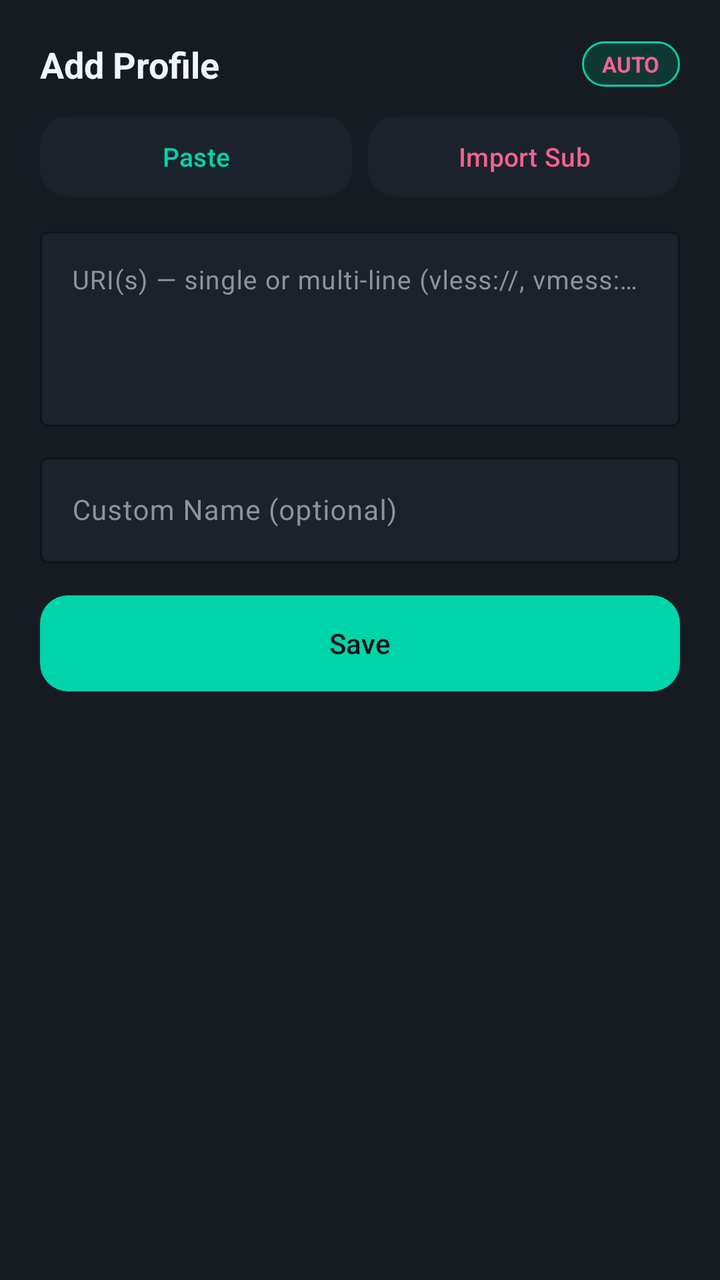
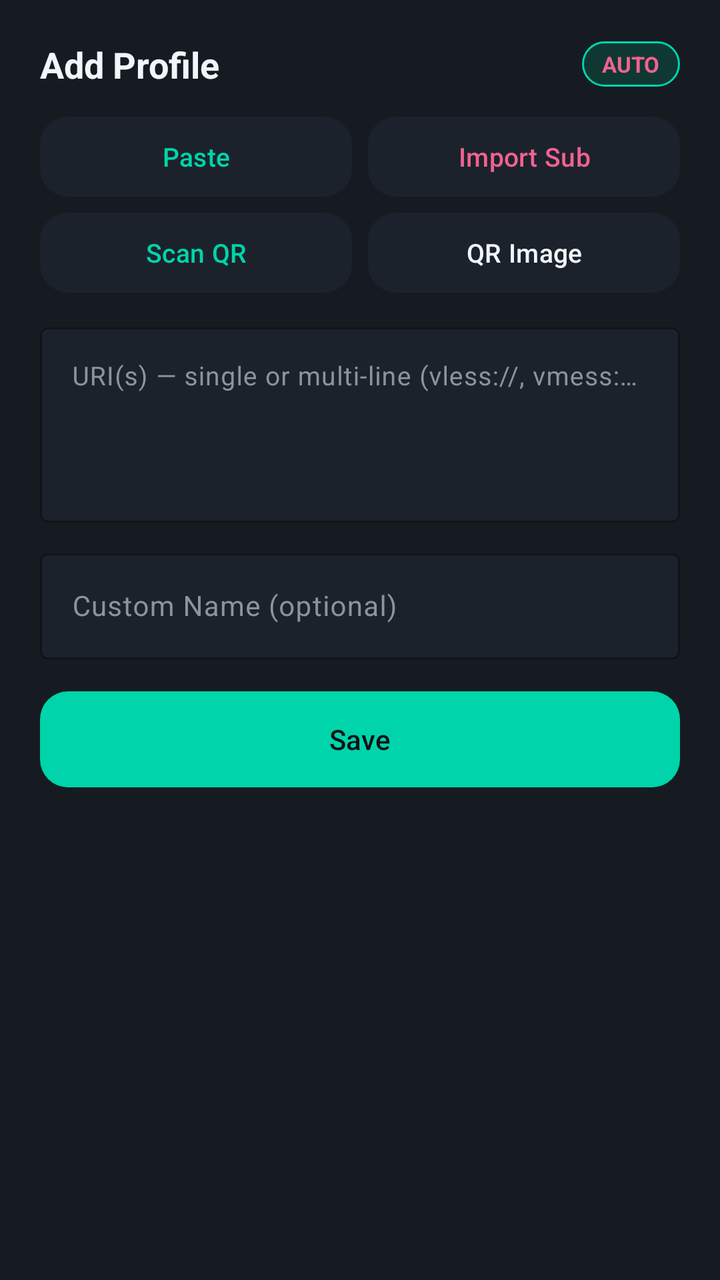

Screens rendered from an Android XML layout before and after an edit, with the pre-edit source and the edit as a unified diff.
<!-- AndroidManifest.xml: application theme Theme.AetherVpn -->
<!-- res/layout/dialog_add_singbox_profile.xml -->
<?xml version="1.0" encoding="utf-8"?>
<LinearLayout xmlns:android="http://schemas.android.com/apk/res/android"
    xmlns:app="http://schemas.android.com/apk/res-auto"
    android:layout_width="match_parent"
    android:layout_height="wrap_content"
    android:background="@color/card_bg"
    android:orientation="vertical"
    android:padding="20dp">

    <LinearLayout
        android:layout_width="match_parent"
        android:layout_height="wrap_content"
        android:gravity="center_vertical"
        android:orientation="horizontal">

        <TextView
            android:id="@+id/tvSheetTitle"
            android:layout_width="0dp"
            android:layout_height="wrap_content"
            android:layout_weight="1"
            android:text="@string/action_add_profile"
            android:textColor="@color/text_primary"
            android:textSize="18sp"
            android:textStyle="bold" />

        <TextView
            android:id="@+id/tvDetectedProtocol"
            android:layout_width="wrap_content"
            android:layout_height="wrap_content"
            android:background="@drawable/bg_pill_chain"
            android:paddingHorizontal="10dp"
            android:paddingVertical="4dp"
            android:text="AUTO"
            android:textColor="@color/singbox_accent_light"
            android:textSize="11sp"
            android:textStyle="bold" />
    </LinearLayout>

    <LinearLayout
        android:layout_width="match_parent"
        android:layout_height="wrap_content"
        android:layout_marginTop="14dp"
        android:orientation="horizontal">

        <com.google.android.material.button.MaterialButton
            android:id="@+id/btnPasteClipboard"
            style="@style/Widget.Aether.Button.Tonal"
            android:layout_width="0dp"
            android:layout_height="40dp"
            android:layout_weight="1"
            android:text="@string/action_paste_clipboard"
            android:textColor="@color/accent_primary" />

        <com.google.android.material.button.MaterialButton
            android:id="@+id/btnImportSubscription"
            style="@style/Widget.Aether.Button.Tonal"
            android:layout_width="0dp"
            android:layout_height="40dp"
            android:layout_marginStart="8dp"
            android:layout_weight="1"
            android:text="@string/action_import_sub"
            android:textColor="@color/singbox_accent_light" />

        <com.google.android.material.button.MaterialButton
            android:id="@+id/btnCopyShareUri"
            style="@style/Widget.Aether.Button.Tonal"
            android:layout_width="0dp"
            android:layout_height="40dp"
            android:layout_marginStart="8dp"
            android:layout_weight="1"
            android:text="@string/action_copy_uri"
            android:textColor="@color/text_primary"
            android:visibility="gone" />
    </LinearLayout>

    <com.google.android.material.textfield.TextInputLayout
        android:layout_width="match_parent"
        android:layout_height="wrap_content"
        android:layout_marginTop="12dp"
        android:hint="URI(s) — single or multi-line (vless://, vmess://, ss://, trojan://, hy2://, wg://) or JSON"
        app:boxBackgroundColor="@color/surface_elevated"
        app:boxStrokeColor="@color/card_border"
        app:hintTextColor="@color/text_secondary">

        <com.google.android.material.textfield.TextInputEditText
            android:id="@+id/etSingBoxUriOrJson"
            android:layout_width="match_parent"
            android:layout_height="wrap_content"
            android:gravity="top|start"
            android:inputType="textMultiLine|textNoSuggestions"
            android:maxLines="8"
            android:minLines="4"
            android:textColor="@color/text_primary"
            android:textSize="13sp" />
    </com.google.android.material.textfield.TextInputLayout>

    <com.google.android.material.textfield.TextInputLayout
        android:layout_width="match_parent"
        android:layout_height="wrap_content"
        android:layout_marginTop="10dp"
        android:hint="Custom Name (optional)"
        app:boxBackgroundColor="@color/surface_elevated"
        app:boxStrokeColor="@color/card_border"
        app:hintTextColor="@color/text_secondary">

        <com.google.android.material.textfield.TextInputEditText
            android:id="@+id/etSingBoxCustomName"
            android:layout_width="match_parent"
            android:layout_height="wrap_content"
            android:inputType="text"
            android:maxLines="1"
            android:textColor="@color/text_primary"
            android:textSize="14sp" />
    </com.google.android.material.textfield.TextInputLayout>

    <TextView
        android:id="@+id/tvAddProfileError"
        android:layout_width="match_parent"
        android:layout_height="wrap_content"
        android:layout_marginTop="8dp"
        android:textColor="@color/error_text"
        android:textSize="12sp"
        android:visibility="gone" />

    <com.google.android.material.button.MaterialButton
        android:id="@+id/btnSaveSingBoxProfile"
        style="@style/Widget.Aether.Button"
        android:layout_width="match_parent"
        android:layout_height="48dp"
        android:layout_marginTop="16dp"
        android:text="@string/action_save" />

</LinearLayout>
<!-- resources referenced by this layout -->
<resources>
  <color name="accent_primary">#00D4AA</color>
  <color name="card_bg">#161B22</color>
  <color name="card_border">#262D38</color>
  <color name="error_text">#F85149</color>
  <color name="singbox_accent_light">#F06292</color>
  <color name="surface_elevated">#1C222B</color>
  <color name="text_primary">#F0F6FC</color>
  <color name="text_secondary">#8B949E</color>
  <!-- drawable bg_pill_chain (drawable) -->
  <?xml version="1.0" encoding="utf-8"?>
  <shape xmlns:android="http://schemas.android.com/apk/res/android"
      android:shape="rectangle">
      <solid android:color="@color/accent_primary_container" />
      <corners android:radius="999dp" />
      <stroke
          android:width="1dp"
          android:color="@color/accent_primary" />
  </shape>
  <string name="action_add_profile">Add Profile</string>
  <string name="action_copy_uri">Copy Share URI</string>
  <string name="action_import_sub">Import Sub</string>
  <string name="action_paste_clipboard">Paste</string>
  <string name="action_save">Save</string>
  <style name="Widget.Aether.Button" parent="Widget.Material3.Button">
          <item name="android:minHeight">48dp</item>
          <item name="android:insetTop">0dp</item>
          <item name="android:insetBottom">0dp</item>
          <item name="cornerRadius">14dp</item>
          <item name="android:textAllCaps">false</item>
          <item name="android:textSize">14sp</item>
          <item name="backgroundTint">@color/accent_primary</item>
          <item name="android:textColor">@color/surface_bg</item>
      </style>
  <style name="Widget.Aether.Button.Tonal" parent="Widget.Material3.Button.TonalButton">
          <item name="android:minHeight">48dp</item>
          <item name="android:insetTop">0dp</item>
          <item name="android:insetBottom">0dp</item>
          <item name="cornerRadius">14dp</item>
          <item name="android:textAllCaps">false</item>
          <item name="android:textSize">13sp</item>
          <item name="backgroundTint">@color/surface_elevated</item>
          <item name="android:textColor">@color/text_primary</item>
      </style>
  <style name="Theme.AetherVpn" parent="Theme.Material3.Dark.NoActionBar">
          <item name="colorPrimary">@color/accent_primary</item>
          <item name="colorOnPrimary">@color/surface_bg</item>
          <item name="colorPrimaryContainer">@color/accent_primary_container</item>
          <item name="colorSecondary">@color/accent_secondary</item>
          <item name="colorOnSecondary">@color/text_primary</item>
          <item name="colorSurface">@color/card_bg</item>
          <item name="colorOnSurface">@color/text_primary</item>
          <item name="colorSurfaceVariant">@color/surface_elevated</item>
          <item name="colorOnSurfaceVariant">@color/text_secondary</item>
          <item name="colorOutline">@color/card_border</item>
          <item name="android:windowBackground">@color/surface_bg</item>
          <item name="android:statusBarColor">@color/surface_bg</item>
          <item name="android:navigationBarColor">@color/card_bg</item>
      </style>
  <color name="accent_primary_container">#103832</color>
  <color name="surface_bg">#0E1117</color>
  <color name="accent_secondary">#3B82F6</color>
</resources>

<!-- the commit's change to res/layout/dialog_add_singbox_profile.xml (unified diff, before → after) -->
@@ -73,6 +73,33 @@
             android:visibility="gone" />
     </LinearLayout>
 
+    <LinearLayout
+        android:id="@+id/layoutQrImportActions"
+        android:layout_width="match_parent"
+        android:layout_height="wrap_content"
+        android:layout_marginTop="8dp"
+        android:orientation="horizontal">
+
+        <com.google.android.material.button.MaterialButton
+            android:id="@+id/btnScanQrCamera"
+            style="@style/Widget.Aether.Button.Tonal"
+            android:layout_width="0dp"
+            android:layout_height="40dp"
+            android:layout_weight="1"
+            android:text="@string/action_scan_qr"
+            android:textColor="@color/accent_primary" />
+
+        <com.google.android.material.button.MaterialButton
+            android:id="@+id/btnPickQrGallery"
+            style="@style/Widget.Aether.Button.Tonal"
+            android:layout_width="0dp"
+            android:layout_height="40dp"
+            android:layout_marginStart="8dp"
+            android:layout_weight="1"
+            android:text="@string/action_pick_qr_image"
+            android:textColor="@color/text_primary" />
+    </LinearLayout>
+
     <com.google.android.material.textfield.TextInputLayout
         android:layout_width="match_parent"
         android:layout_height="wrap_content"
<!-- resource entries referenced after the edit -->
@@ -19,10 +19,12 @@
           android:color="@color/accent_primary" />
   </shape>
   <string name="action_add_profile">Add Profile</string>
-  <string name="action_copy_uri">Copy Share URI</string>
+  <string name="action_copy_uri">Copy URI</string>
   <string name="action_import_sub">Import Sub</string>
   <string name="action_paste_clipboard">Paste</string>
+  <string name="action_pick_qr_image">QR Image</string>
   <string name="action_save">Save</string>
+  <string name="action_scan_qr">Scan QR</string>
   <style name="Widget.Aether.Button" parent="Widget.Material3.Button">
           <item name="android:minHeight">48dp</item>
           <item name="android:insetTop">0dp</item>
